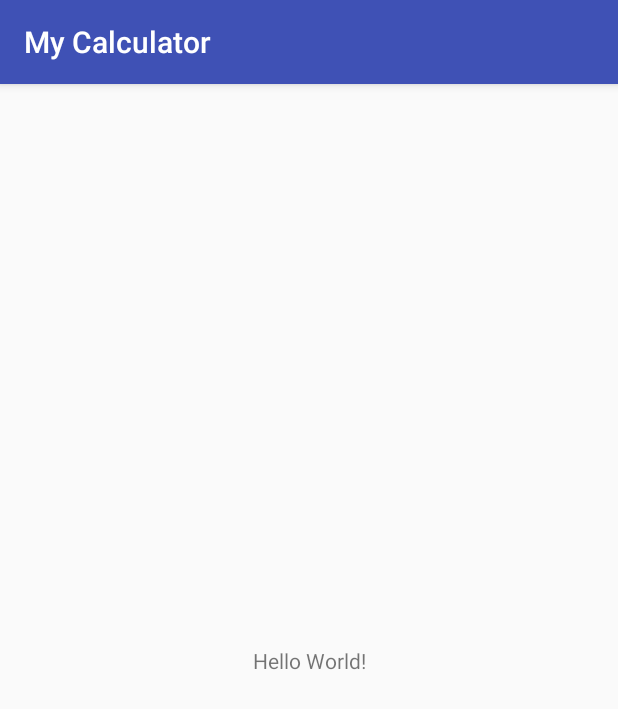
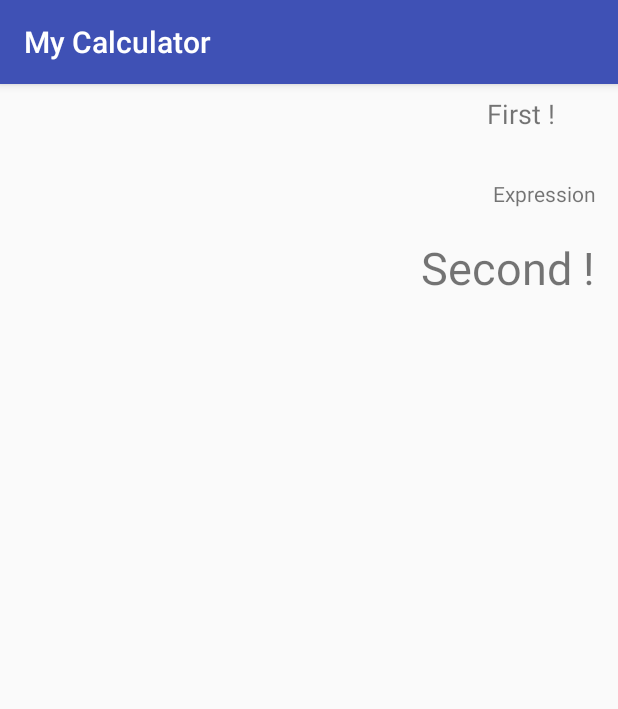
Before and after one commit to anik041/My-Calculator, an Android app: the screen it shows after launch (MainActivity), on a phone screen of 412 x 824 dp. Shown: the top 709 px of the screen. Run offline under Robolectric (Android 15) with nearby library versions, the phone set to English and light mode, and no system bars.

Commit message:
TextArea design is added.

```diff
--- a/app/src/main/res/layout/activity_main.xml
+++ b/app/src/main/res/layout/activity_main.xml
@@ -7,12 +7,48 @@
     tools:context="com.interview.raihan.mycalculator.MainActivity">
 
     <TextView
-        android:layout_width="wrap_content"
-        android:layout_height="wrap_content"
-        android:text="Hello World!"
+        android:id="@+id/CurrentText"
+        android:layout_width="359dp"
+        android:layout_height="51dp"
+        android:editable="true"
+        android:gravity="right|center_vertical"
+        android:paddingRight="15dp"
+        android:text="Second !"
+        android:textSize="30sp"
+        app:layout_constraintBottom_toBottomOf="parent"
+        app:layout_constraintHorizontal_bias="1.0"
+        app:layout_constraintLeft_toLeftOf="parent"
+        app:layout_constraintRight_toRightOf="parent"
+        app:layout_constraintTop_toTopOf="parent"
+        app:layout_constraintVertical_bias="0.135" />
+
+    <TextView
+        android:id="@+id/PreviousText"
+        android:layout_width="358dp"
+        android:layout_height="39dp"
+        android:gravity="right|center_vertical"
+        android:paddingRight="15dp"
+        android:text="First !"
+        android:textSize="18sp"
         app:layout_constraintBottom_toBottomOf="parent"
         app:layout_constraintLeft_toLeftOf="parent"
         app:layout_constraintRight_toRightOf="parent"
-        app:layout_constraintTop_toTopOf="parent" />
+        app:layout_constraintTop_toTopOf="parent"
+        app:layout_constraintVertical_bias="0.0" />
+
+    <TextView
+        android:id="@+id/Expression"
+        android:layout_width="356dp"
+        android:layout_height="24dp"
+        android:gravity="right|center_vertical"
+        android:paddingRight="15dp"
+        android:text="Expression"
+        app:layout_constraintBottom_toBottomOf="parent"
+        app:layout_constraintHorizontal_bias="1.0"
+        app:layout_constraintLeft_toLeftOf="parent"
+        app:layout_constraintRight_toRightOf="parent"
+        app:layout_constraintTop_toTopOf="parent"
+        app:layout_constraintVertical_bias="0.082" />
+
 
 </android.support.constraint.ConstraintLayout>
```
